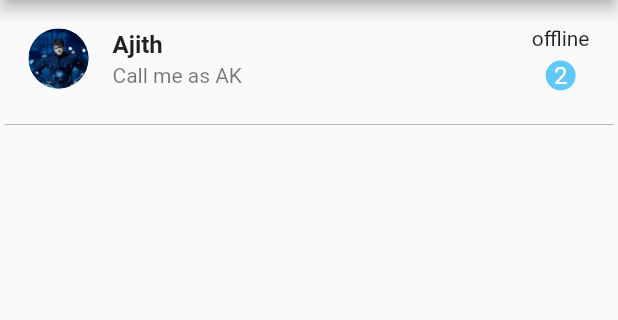
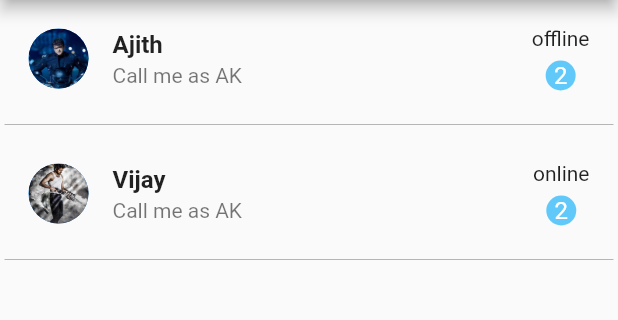
Before and after one commit to Vjk7/MyTelegram, a Flutter app: the screen it shows after launch, on a phone screen of 412 x 824 dp, the part 84-404 px from its top. Run offline on Flutter 3.47's test engine with Material 2 defaults, Android fonts, the phone set to English and light mode, and no system bars.

Commit message:
error_cleared_listview

```diff
--- a/lib/listview.dart
+++ b/lib/listview.dart
@@ -19,11 +19,15 @@ class _clistState extends State<clist> {
   Widget build(BuildContext context) {
 
 
-    return ListView(
+    return  SizedBox(
+      height: 90.0,
+      child:
+    ListView(
       padding: EdgeInsets.all(3.0),
       children:  [
         ListTile(
-            leading:CircleAvatar(backgroundImage: AssetImage(widget.image),),
+            leading:
+            CircleAvatar(backgroundImage: AssetImage(widget.image),),
             title: Text(widget.name,style: TextStyle(fontWeight: FontWeight.bold),),
             subtitle:Text("Call me as AK ") ,
             trailing: Column(
@@ -43,6 +47,8 @@ class _clistState extends State<clist> {
           thickness: 0.5,
         ),
       ],
+    ),
     );
+
   }
 }
--- a/lib/main.dart
+++ b/lib/main.dart
@@ -42,7 +42,13 @@ class _MyhomepageState extends State<Myhomepage> {
             IconButton(onPressed: (){}, icon:const Icon(Icons.search))
           ],
         ),
-        body:clist(name: 'Ajith',status: "offline",image: "lib/asset/valimai.jpg",),
+        body:Column(
+            children: [
+            clist(name: 'Ajith',status: "offline",image: "lib/asset/valimai.jpg",),
+            clist(name: "Vijay", status: "online", image: "lib/asset/beast.jpg"),
+
+          ],
+        ),
         drawer: Navbar()
 
     );
```
